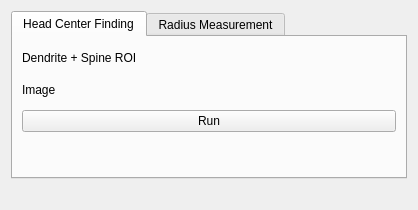
The window that mainformdsb.ui (AlexanderJCS/dsb-plugin) describes before a commit, drawn with Qt 5.
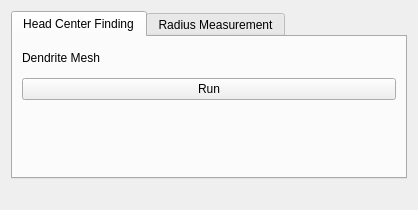
The same window after the commit. The open tabs and pages were chosen to show the change. Custom widgets are drawn as their Qt base class.

Commit message: take an input mesh instead of roi + channel

The edit to the form file:
```diff
--- a/mainformdsb.ui
+++ b/mainformdsb.ui
@@ -47,7 +47,7 @@
          <item row="0" column="0">
           <widget class="QLabel" name="label">
            <property name="text">
-            <string>Dendrite + Spine ROI</string>
+            <string>Dendrite Mesh</string>
            </property>
           </widget>
          </item>
@@ -67,29 +67,6 @@
            </property>
           </widget>
          </item>
-         <item row="1" column="1">
-          <widget class="OrsObjectClassComboBox" name="ccb_channel_chooser" native="true">
-           <property name="minimumSize">
-            <size>
-             <width>0</width>
-             <height>26</height>
-            </size>
-           </property>
-           <property name="maximumSize">
-            <size>
-             <width>16777215</width>
-             <height>20</height>
-            </size>
-           </property>
-          </widget>
-         </item>
-         <item row="1" column="0">
-          <widget class="QLabel" name="label">
-           <property name="text">
-            <string>Image</string>
-           </property>
-          </widget>
-         </item>
         </layout>
        </item>
        <item>
```
Left out of the diff: 2 changed lines with no effect on the pictures. The commit also changes 5 other files.
